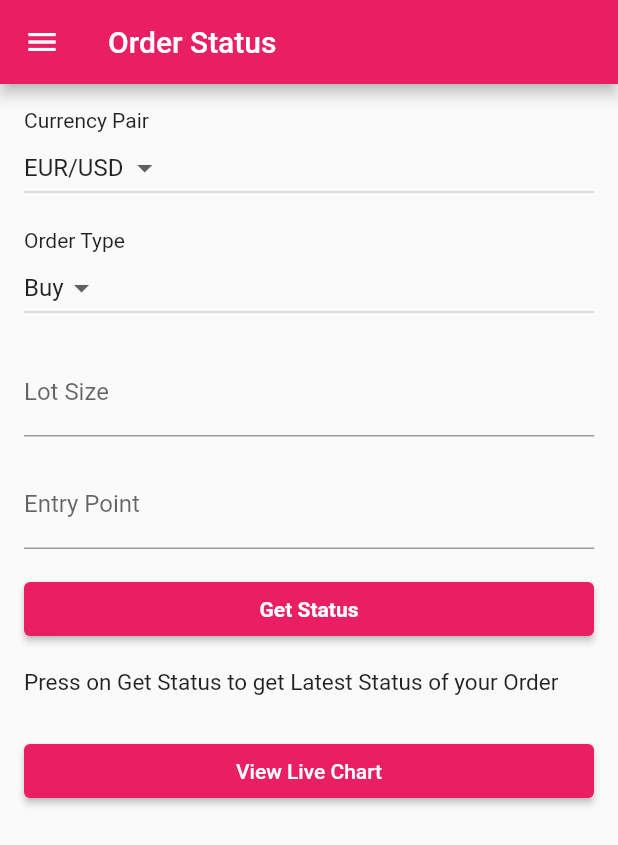
After one commit to dedsecrattle/D3D-Market-Scanner, a Flutter app: the OrderStatusPage screen opened directly, on a phone screen of 412 x 824 dp. The commit adds this screen. Shown: the top 845 px of the screen. Run offline on Flutter 3.47's test engine with Material 2 defaults, Android fonts, the light colour scheme and no system bars; our stand-ins replace firebase_auth, firebase_core, flare_flutter, flutter_spinkit, flutter_zoom_drawer, percent_indicator and 1 more; accounts and stored records are empty; network calls fail.

Commit message:
Realtime Forex Order Status
Added functionality to check Forex Order Status with a Single Click

```diff
--- a/d3d_market_scanner_app/lib/home_controller.dart
+++ b/d3d_market_scanner_app/lib/home_controller.dart
@@ -6,6 +6,7 @@ import 'package:d3d_market_scanner_app/pages/forex_news.dart';
 import 'package:d3d_market_scanner_app/pages/retail_sentiment.dart';
 import 'package:d3d_market_scanner_app/pages/summary_page.dart';
 import 'package:d3d_market_scanner_app/pages/user_dashboard.dart';
+import 'package:d3d_market_scanner_app/pages/user_order.dart';
 import 'package:d3d_market_scanner_app/side-menu/menu_item.dart';
 import 'package:d3d_market_scanner_app/side-menu/side_menu.dart';
 import 'package:flutter/material.dart';
@@ -55,6 +56,8 @@ class _HomeControllerState extends State<HomeController> {
         return const ChartPage();
       case MenuItems.retail:
         return const RetailSentiments();
+      case MenuItems.orders:
+        return const OrderStatusPage();
       default:
         return const Home();
     }
--- /dev/null
+++ b/d3d_market_scanner_app/lib/pages/user_order.dart
@@ -0,0 +1,201 @@
+import 'dart:convert';
+
+import 'package:d3d_market_scanner_app/pages/chart_page.dart';
+import 'package:d3d_market_scanner_app/side-menu/side_menu_widget.dart';
+import 'package:flutter/material.dart';
+import 'package:http/http.dart' as http;
+
+class CurrencyPair {
+  final String name;
+
+  CurrencyPair(this.name);
+}
+
+class OrderStatusPage extends StatefulWidget {
+  const OrderStatusPage({super.key});
+
+  @override
+  State<OrderStatusPage> createState() => _OrderStatusPageState();
+}
+
+class _OrderStatusPageState extends State<OrderStatusPage> {
+  var data = {};
+  String selectedPair = 'EUR/USD';
+  String ordertype = 'Buy';
+  TextEditingController lotSizeController = TextEditingController();
+  TextEditingController entryPointController = TextEditingController();
+  Widget orderDetails = const Text("Not Valid Values");
+  bool showReport = true;
+
+  final currencymap = {
+    "EUR/USD": 0,
+    "AUD/USD": 1,
+    "USD/CHF": 2,
+    "USD/JPY": 3,
+    "GBP/USD": 4,
+    "NZD/USD": 5
+  };
+
+  List<String> orderType = ["Buy", "Sell"];
+
+  List<CurrencyPair> currencyPairs = [
+    CurrencyPair('EUR/USD'),
+    CurrencyPair('AUD/USD'),
+    CurrencyPair('GBP/USD'),
+    CurrencyPair('USD/JPY'),
+    CurrencyPair('USD/CHF'),
+    CurrencyPair('NZD/USD'),
+  ];
+
+  @override
+  void initState() {
+    super.initState();
+    getPrice();
+  }
+
+  Future<void> getPrice() async {
+    const url =
+        'https://fcsapi.com/api-v3/forex/latest?symbol=EUR/USD,AUD/USD,GBP/USD,USD/JPY,USD/CHF,NZD/USD&access_key=jSdWVAwJQmKARsA1eyb8MgN';
+    // Replace with the URL of your JSON API
+    final response = await http.get(Uri.parse(url));
+    setState(() {
+      data = jsonDecode(response.body);
+    });
+  }
+
+  @override
+  Widget build(BuildContext context) {
+    return Scaffold(
+      appBar: AppBar(
+        backgroundColor: Colors.pink,
+        leading: const SideMenuWidget(),
+        title: const Text('Order Status'),
+      ),
+      body: Padding(
+        padding: const EdgeInsets.all(16.0),
+        child: Column(
+          crossAxisAlignment: CrossAxisAlignment.stretch,
+          children: [
+            const Text("Currency Pair"),
+            DropdownButton(
+              value: selectedPair,
+              onChanged: (String? newValue) {
+                setState(() {
+                  selectedPair = newValue ?? "EURUSD";
+                  showReport = true;
+                });
+              },
+              items: currencyPairs.map((CurrencyPair pair) {
+                return DropdownMenuItem(
+                    value: pair.name,
+                    alignment: Alignment.center,
+                    child: Text(pair.name));
+              }).toList(),
+            ),
+            const SizedBox(height: 16),
+            const Text("Order Type"),
+            DropdownButton(
+                value: ordertype,
+                items: orderType.map((String type) {
+                  return DropdownMenuItem(value: type, child: Text(type));
+                }).toList(),
+                onChanged: (String? newValue) {
+                  setState(() {
+                    ordertype = newValue ?? 'Buy';
+                  });
+                }),
+            const SizedBox(
+              height: 16,
+            ),
+            TextField(
+              controller: lotSizeController,
+              keyboardType: TextInputType.number,
+              decoration: const InputDecoration(labelText: 'Lot Size'),
+            ),
+            const SizedBox(height: 16),
+            TextField(
+              controller: entryPointController,
+              keyboardType: TextInputType.number,
+              decoration: const InputDecoration(labelText: 'Entry Point'),
+            ),
+            const SizedBox(height: 16),
+            ElevatedButton(
+              style: ElevatedButton.styleFrom(backgroundColor: Colors.pink),
+              onPressed: () {
+                String lotSize = lotSizeController.text;
+                String entryPoint = entryPointController.text;
+                String current =
+                    data['response'][currencymap[selectedPair]]['c'];
+
+                orderDetails = calculateForexProfitLoss(double.parse(lotSize),
+                    double.parse(entryPoint), double.parse(current));
+
+                setState(() {
+                  showReport = false;
+                });
+              },
+              child: const Text(
+                'Get Status',
+                style: TextStyle(fontWeight: FontWeight.bold),
+              ),
+            ),
+            const SizedBox(height: 16),
+            showReport
+                ? const Text(
+                    "Press on Get Status to get Latest Status of your Order",
+                    style: TextStyle(fontSize: 15),
+                  )
+                : data["response"] != null
+                    ? Center(child: orderDetails)
+                    : const Text(
+                        "Server is Overloaded , Please try again Later"),
+            const SizedBox(
+              height: 26,
+            ),
+            ElevatedButton(
+                style: ElevatedButton.styleFrom(backgroundColor: Colors.pink),
+                onPressed: () {
+                  Navigator.of(context).push(MaterialPageRoute(
+                      builder: (context) => const ChartPage()));
+                },
+                child: const Text("View Live Chart"))
+          ],
+        ),
+      ),
+    );
+  }
+
+  Widget calculateForexProfitLoss(
+      double lotSize, double entryPoint, double currentMarketPrice) {
+    double profitLoss = (currentMarketPrice - entryPoint) * lotSize * 100000;
+    if (ordertype == "Buy") {
+      return profitLoss >= 0
+          ? Text(
+              "Your Order is in Profit of USD ${profitLoss.round().abs().toString()}",
+              style: const TextStyle(
+                  color: Colors.green,
+                  fontWeight: FontWeight.bold,
+                  fontSize: 15),
+            )
+          : Text(
+              "Your Order is in Loss of USD ${profitLoss.round().abs().toString()}",
+              style: const TextStyle(
+                  color: Colors.red, fontWeight: FontWeight.bold, fontSize: 15),
+            );
+    } else {
+      return profitLoss < 0
+          ? Text(
+              "Your Order is in Profit of USD ${profitLoss.round().abs().toString()}",
+              style: const TextStyle(
+                  color: Colors.green,
+                  fontWeight: FontWeight.bold,
+                  fontSize: 15),
+            )
+          : Text(
+              "Your Order is in Loss of USD ${profitLoss.round().abs().toString()}",
+              style: const TextStyle(
+                  color: Colors.red, fontWeight: FontWeight.bold, fontSize: 15),
+            );
+    }
+  }
+}
--- a/d3d_market_scanner_app/lib/side-menu/side_menu.dart
+++ b/d3d_market_scanner_app/lib/side-menu/side_menu.dart
@@ -11,6 +11,7 @@ class MenuItems {
   static const chart = MenuItem(Icons.candlestick_chart, 'Live Chart');
   static const retail = MenuItem(Icons.sentiment_neutral, "Retail Sentiment");
   static const news = MenuItem(Icons.newspaper, 'Forex News');
+  static const orders = MenuItem(Icons.book, 'Order Status');
 
   static const all = <MenuItem>{
     home,
@@ -20,7 +21,7 @@ class MenuItems {
     chart,
     cot,
     retail,
-    about
+    orders
   };
 }
 
--- a/d3d_market_scanner_app/pubspec.yaml
+++ b/d3d_market_scanner_app/pubspec.yaml
@@ -45,7 +45,7 @@ dependencies:
   webview_flutter: ^2.0.0
   http: ^1.0.0
   html: ^0.15.4
-  url_launcher: ^6.1.12
+
 
 
 
```
Also changed, not shown: d3d_market_scanner_app/lib/pages/forex_news.dart (+0 -10 lines), d3d_market_scanner_app/pubspec.lock, 2874 other files.
